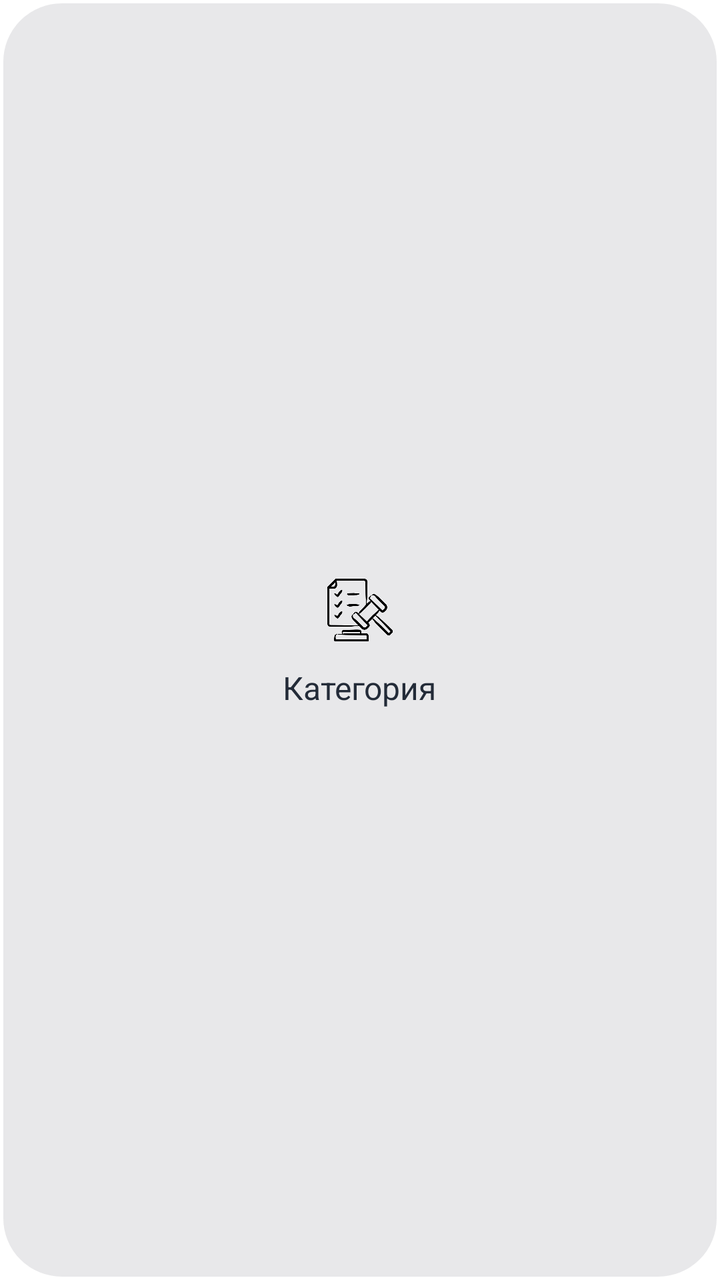
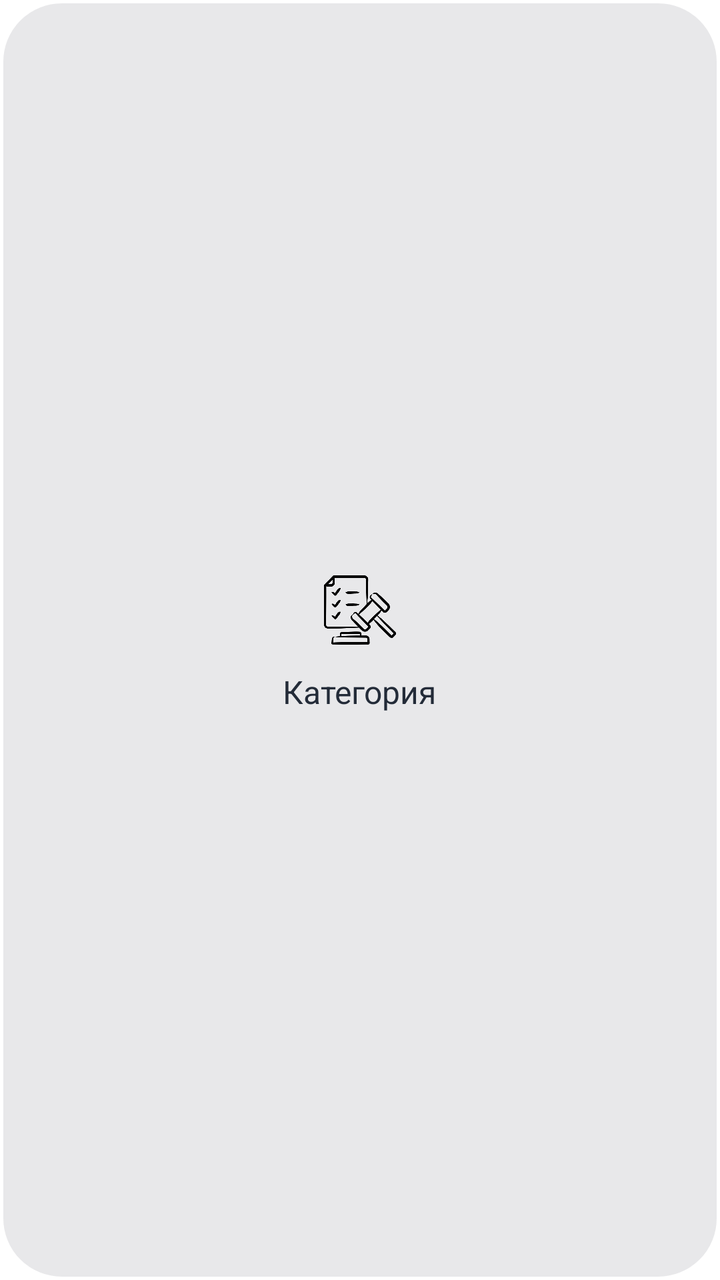

Before-and-after screenshots of an Android layout around one commit, followed by the original layout XML and the change that was made.
<!-- AndroidManifest.xml: application theme Theme.FileViewer.NoStatusBar -->
<!-- res/layout/item_category.xml -->
<?xml version="1.0" encoding="utf-8"?>
<LinearLayout xmlns:android="http://schemas.android.com/apk/res/android"
    android:id="@+id/categoryItem"
    android:layout_width="match_parent"
    android:layout_height="120dp"
    android:layout_margin="5dp"
    android:orientation="vertical"
    android:gravity="center"
    android:background="@drawable/item_background"
    android:padding="12dp">

    <ImageView
        android:id="@+id/ivCategoryIcon"
        android:layout_width="40dp"
        android:layout_height="40dp"
        android:src="@drawable/uris"/>

    <TextView
        android:id="@+id/tvCategoryName"
        android:layout_width="wrap_content"
        android:layout_height="wrap_content"
        android:text="Категория"
        android:textColor="#232B38"
        android:gravity="center_horizontal"
        android:textSize="16sp"
        android:layout_marginTop="8dp"/>

</LinearLayout>
<!-- resources referenced by this layout -->
<resources>
  <!-- drawable item_background (drawable) -->
  <?xml version="1.0" encoding="utf-8"?>
  <shape xmlns:android="http://schemas.android.com/apk/res/android">
  <corners android:radius="30dp"/>
      <solid android:color="#E8E8EA"/>
      <stroke
          android:color="@color/white"
          android:width="1.5dp"/>
  </shape>
  <!-- drawable uris: png bitmap (drawable, 20472 bytes) -->
  <style name="Theme.FileViewer.NoStatusBar" parent="Theme.MaterialComponents.DayNight.NoActionBar">
          <item name="android:windowFullscreen">true</item>
          <item name="android:windowDrawsSystemBarBackgrounds">false</item>
          <item name="android:windowTranslucentStatus">true</item>
      </style>
  <color name="white">#FFFFFFFF</color>
</resources>

<!-- the commit's change to res/layout/item_category.xml (unified diff, before → after) -->
@@ -2,7 +2,8 @@
 <LinearLayout xmlns:android="http://schemas.android.com/apk/res/android"
     android:id="@+id/categoryItem"
     android:layout_width="match_parent"
-    android:layout_height="120dp"
+    android:layout_height="wrap_content"
+    android:minHeight="100dp"
     android:layout_margin="5dp"
     android:orientation="vertical"
     android:gravity="center"
@@ -11,9 +12,9 @@
 
     <ImageView
         android:id="@+id/ivCategoryIcon"
-        android:layout_width="40dp"
-        android:layout_height="40dp"
-        android:src="@drawable/uris"/>
+        android:layout_width="44dp"
+        android:layout_height="44dp"
+        android:src="@drawable/ic_uris"/>
 
     <TextView
         android:id="@+id/tvCategoryName"
<!-- resource entries referenced after the edit -->
@@ -1,5 +1,6 @@
 <!-- resources referenced by this layout -->
 <resources>
+  <!-- drawable ic_uris: png bitmap (drawable, 20472 bytes) -->
   <!-- drawable item_background (drawable) -->
   <?xml version="1.0" encoding="utf-8"?>
   <shape xmlns:android="http://schemas.android.com/apk/res/android">
@@ -9,7 +10,6 @@
           android:color="@color/white"
           android:width="1.5dp"/>
   </shape>
-  <!-- drawable uris: png bitmap (drawable, 20472 bytes) -->
   <style name="Theme.FileViewer.NoStatusBar" parent="Theme.MaterialComponents.DayNight.NoActionBar">
           <item name="android:windowFullscreen">true</item>
           <item name="android:windowDrawsSystemBarBackgrounds">false</item>
